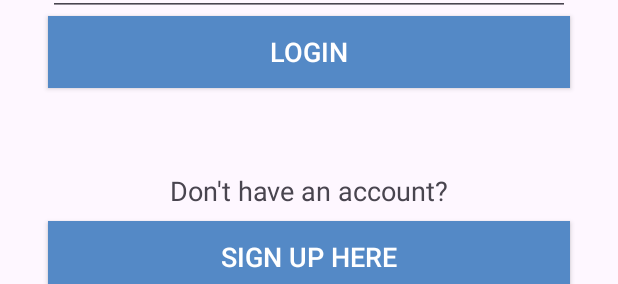
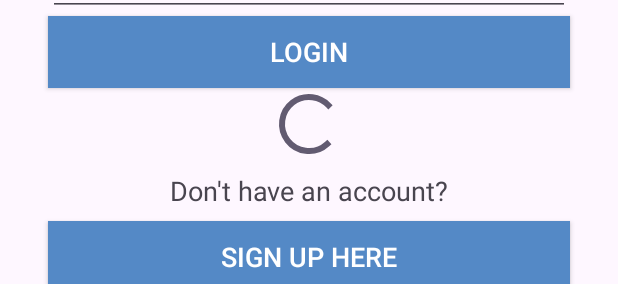
Before and after one commit to yalcinmer/SmackChatApp, an Android app: the layout activity_login.xml on its own in the app's theme, with its tools: preview values and no code run, on a phone screen of 412 x 824 dp. Shown: the part 188-472 px from the top of the screen. Run offline under Robolectric (Android 15) with nearby library versions, the phone set to English and light mode, and no system bars.

Commit message:
polishing up login activity

```diff
--- a/app/src/main/res/layout/activity_login.xml
+++ b/app/src/main/res/layout/activity_login.xml
@@ -50,4 +50,11 @@
             android:layout_marginEnd="32dp" android:textColor="@color/white" android:background="@color/colorPrimary"
             android:textSize="18sp" android:layout_marginTop="8dp" android:onClick="loginCreateUserButtonClicked"
             app:layout_constraintHorizontal_bias="1.0"/>
+    <ProgressBar
+            style="?android:attr/progressBarStyle"
+            android:layout_width="wrap_content"
+            android:layout_height="wrap_content"
+            android:id="@+id/loginSpinner"
+            app:layout_constraintBottom_toTopOf="@+id/textView" app:layout_constraintStart_toStartOf="parent"
+            app:layout_constraintEnd_toEndOf="parent" android:layout_marginBottom="8dp"/>
 </androidx.constraintlayout.widget.ConstraintLayout>
```
Also changed, not shown: app/src/main/java/com/phi/smackchatapp/controller/LoginActivity.kt (+44 -5 lines).
